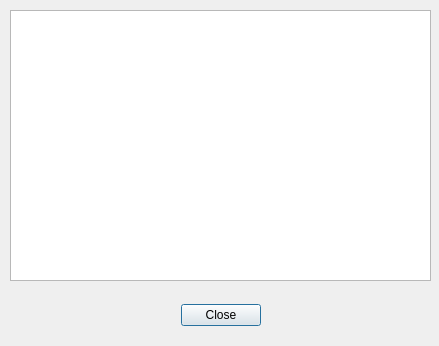
Above: src/OpenParEMg/FrequencyView.ui from OpenParEM/OpenParEM before the change. Below: the same form after it.
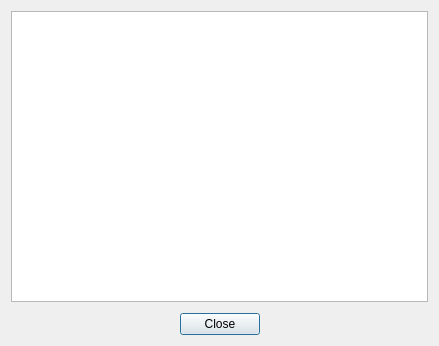
That is the form after the change.

Patch:
```diff
--- a/src/OpenParEMg/FrequencyView.ui
+++ b/src/OpenParEMg/FrequencyView.ui
@@ -13,25 +13,27 @@
   <property name="windowTitle">
    <string>Frequency List</string>
   </property>
-  <widget class="QTableWidget" name="frequencyView">
-   <property name="geometry">
-    <rect>
-     <x>10</x>
-     <y>10</y>
-     <width>421</width>
-     <height>271</height>
-    </rect>
-   </property>
-  </widget>
-  <widget class="QWidget" name="horizontalLayoutWidget">
-   <property name="geometry">
-    <rect>
-     <x>10</x>
-     <y>300</y>
-     <width>421</width>
-     <height>31</height>
-    </rect>
-   </property>
+  <layout class="QVBoxLayout" name="verticalLayout">
+   <item>
+    <widget class="QTableWidget" name="frequencyView"/>
+   </item>
+   <item>
+    <spacer name="verticalSpacer">
+     <property name="orientation">
+      <enum>Qt::Orientation::Vertical</enum>
+     </property>
+     <property name="sizeType">
+      <enum>QSizePolicy::Policy::Fixed</enum>
+     </property>
+     <property name="sizeHint" stdset="0">
+      <size>
+       <width>20</width>
+       <height>5</height>
+      </size>
+     </property>
+    </spacer>
+   </item>
+   <item>
    <layout class="QHBoxLayout" name="horizontalLayout">
     <item>
      <spacer name="horizontalSpacer">
@@ -70,7 +72,8 @@
      </spacer>
     </item>
    </layout>
-  </widget>
+   </item>
+  </layout>
  </widget>
  <resources/>
  <connections/>
```
Lines whose indentation alone changed are shown as unchanged.
